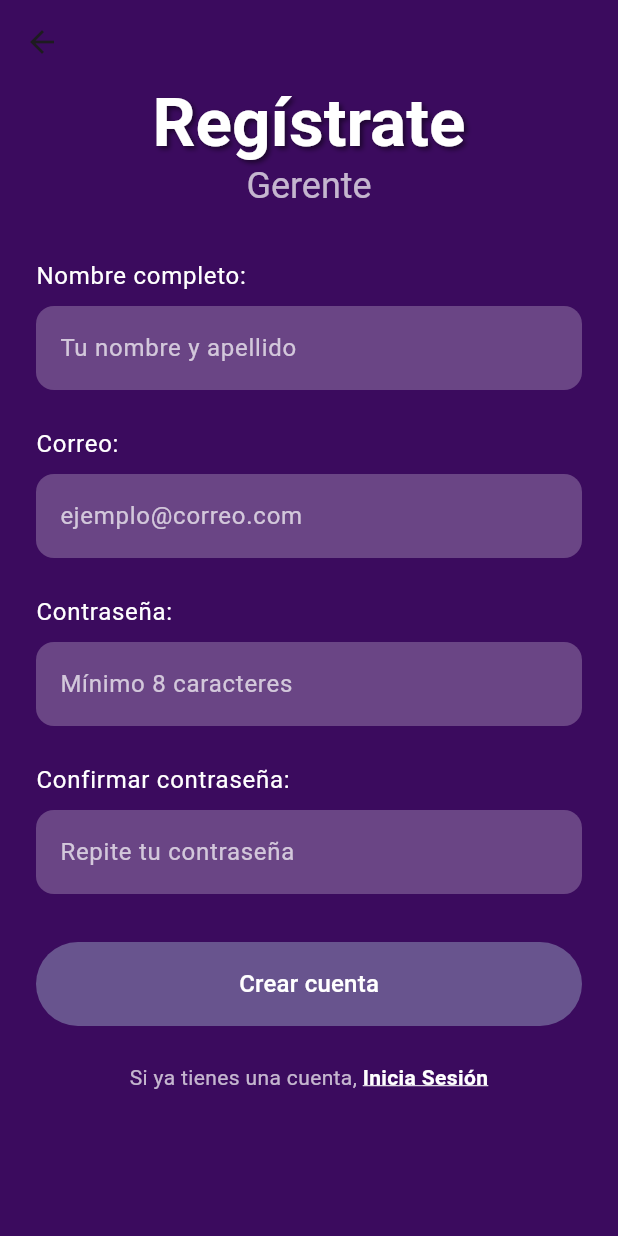
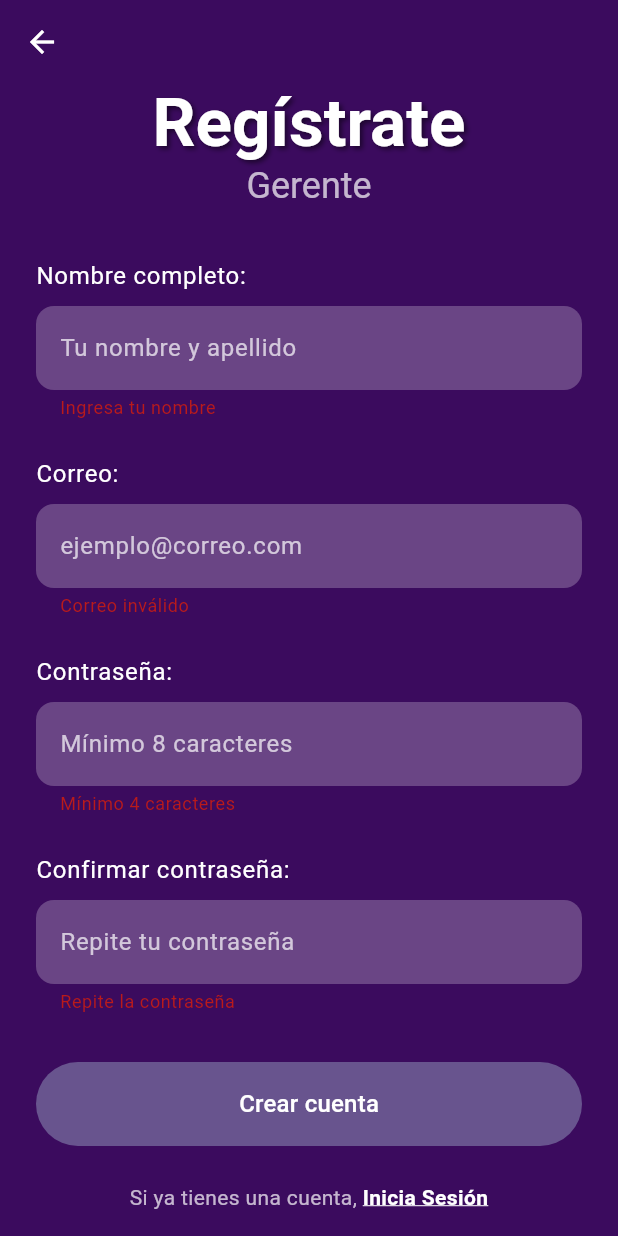
Before and after one commit to fbrzz004/Turneo, a Flutter app: the RegistroGerenteScreen screen opened directly, after a tap on "Crear cuenta", on a phone screen of 412 x 824 dp. Run offline on Flutter 3.47's test engine with Material 3 defaults, Android fonts, the phone set to English and light mode, and no system bars; our stand-ins replace sqflite; accounts and stored records are empty.

Commit message:
Agregado login y registro de gerente

```diff
--- a/frontend/lib/registro/registro_gerente_screen.dart
+++ b/frontend/lib/registro/registro_gerente_screen.dart
@@ -4,38 +4,106 @@ import '../login/login_gerente_screen.dart';
 import '../models/gerente.dart';
 import '../services/gerente_service.dart';
 
-class RegistroGerenteScreen extends StatelessWidget {
+class RegistroGerenteScreen extends StatefulWidget {
   const RegistroGerenteScreen({super.key});
 
   @override
+  State<RegistroGerenteScreen> createState() => _RegistroGerenteScreenState();
+}
+
+class _RegistroGerenteScreenState extends State<RegistroGerenteScreen> {
+  // 1. Controladores para capturar el texto
+  final _nombreController = TextEditingController();
+  final _correoController = TextEditingController();
+  final _contrasenaController = TextEditingController();
+  final _confirmarController = TextEditingController();
+
+  // 2. Instancia del servicio
+  final _gerenteService = GerenteService();
+
+  // 3. Clave para validar el formulario
+  final _formKey = GlobalKey<FormState>();
+
+  // Función para registrar
+  Future<void> _registrar() async {
+    if (_formKey.currentState!.validate()) {
+      // Verificar que las contraseñas coincidan
+      if (_contrasenaController.text != _confirmarController.text) {
+        ScaffoldMessenger.of(context).showSnackBar(
+          const SnackBar(content: Text('Las contraseñas no coinciden')),
+        );
+        return;
+      }
+
+      try {
+        // Crear el objeto modelo
+        final nuevoGerente = Gerente(
+          nombre: _nombreController.text.trim(),
+          correo: _correoController.text.trim(),
+          contrasena: _contrasenaController.text.trim(),
+        );
+
+        // Guardar en SQLite
+        await _gerenteService.insertarGerente(nuevoGerente);
+
+        if (!mounted) return;
+
+        // Mostrar éxito
+        ScaffoldMessenger.of(context).showSnackBar(
+          const SnackBar(
+            content: Text('¡Cuenta creada con éxito! Inicia sesión.'),
+            backgroundColor: Colors.green,
+          ),
+        );
+
+        // Redirigir al Login
+        Navigator.pushReplacement(
+          context,
+          MaterialPageRoute(builder: (context) => const LoginGerenteScreen()),
+        );
+      } catch (e) {
+        ScaffoldMessenger.of(context).showSnackBar(
+          SnackBar(content: Text('Error al registrar: $e')),
+        );
+      }
+    }
+  }
+
+  @override
+  void dispose() {
+    // Limpiar controladores para evitar fugas de memoria
+    _nombreController.dispose();
+    _correoController.dispose();
+    _contrasenaController.dispose();
+    _confirmarController.dispose();
+    super.dispose();
+  }
+
+  @override
   Widget build(BuildContext context) {
-    // Obtenemos fácil acceso al tema de texto y colores de M3
     final textTheme = Theme.of(context).textTheme;
     final colorScheme = Theme.of(context).colorScheme;
 
     return Scaffold(
-      // 1. AppBar transparente para el botón de "atrás"
-      // Permite al usuario volver a la pantalla de bienvenida/inicio.
       appBar: AppBar(
         backgroundColor: Colors.transparent,
         elevation: 0,
+        leading: IconButton(
+          icon: const Icon(Icons.arrow_back, color: Colors.white),
+          onPressed: () => Navigator.of(context).pop(),
         ),
-      extendBodyBehindAppBar: true, // El fondo se extiende detrás del AppBar
-
-      // 2. Mismo fondo que las pantallas anteriores
+      ),
+      extendBodyBehindAppBar: true,
       backgroundColor: const Color(0xFF3B0B5E),
-
-      // 3. Usamos SingleChildScrollView para evitar que el teclado
-      // cause un "overflow".
       body: SingleChildScrollView(
         child: SafeArea(
           child: Padding(
             padding: const EdgeInsets.symmetric(horizontal: 24.0),
+            child: Form(
+              key: _formKey, // Asignamos la llave del formulario
               child: Column(
-              // Alineamos los labels ("Nombre completo:", "Correo:", etc.)
                 crossAxisAlignment: CrossAxisAlignment.stretch,
                 children: [
-                // 4. Título "Regístrate"
                   Text(
                     'Regístrate',
                     textAlign: TextAlign.center,
@@ -51,31 +119,30 @@ class RegistroGerenteScreen extends StatelessWidget {
                       ],
                     ),
                   ),
-
-                // 5. Subtítulo "Gerente"
                   Text(
                     'Gerente',
                     textAlign: TextAlign.center,
                     style: textTheme.headlineSmall?.copyWith(
-                    color: Colors.white70, // Un poco menos de énfasis
+                      color: Colors.white70,
                     ),
                   ),
                   const SizedBox(height: 32.0),
 
-                // 6. Formulario
                   // --- Nombre Completo ---
-                Text(
-                  'Nombre completo:',
-                  style: textTheme.bodyLarge?.copyWith(color: Colors.white),
-                ),
+                  Text('Nombre completo:',
+                      style: textTheme.bodyLarge?.copyWith(color: Colors.white)),
                   const SizedBox(height: 8.0),
                   TextFormField(
+                    controller: _nombreController,
+                    validator: (value) => value == null || value.isEmpty
+                        ? 'Ingresa tu nombre'
+                        : null,
                     keyboardType: TextInputType.name,
                     textCapitalization: TextCapitalization.words,
                     style: const TextStyle(color: Colors.white),
                     decoration: InputDecoration(
                       filled: true,
-                    fillColor: Colors.white24, // Mismo estilo que Login
+                      fillColor: Colors.white24,
                       hintText: 'Tu nombre y apellido',
                       hintStyle: TextStyle(color: Colors.white.withOpacity(0.7)),
                       border: OutlineInputBorder(
@@ -87,12 +154,14 @@ class RegistroGerenteScreen extends StatelessWidget {
                   const SizedBox(height: 24.0),
 
                   // --- Correo ---
-                Text(
-                  'Correo:',
-                  style: textTheme.bodyLarge?.copyWith(color: Colors.white),
-                ),
+                  Text('Correo:',
+                      style: textTheme.bodyLarge?.copyWith(color: Colors.white)),
                   const SizedBox(height: 8.0),
                   TextFormField(
+                    controller: _correoController,
+                    validator: (value) => value == null || !value.contains('@')
+                        ? 'Correo inválido'
+                        : null,
                     keyboardType: TextInputType.emailAddress,
                     style: const TextStyle(color: Colors.white),
                     decoration: InputDecoration(
@@ -109,12 +178,14 @@ class RegistroGerenteScreen extends StatelessWidget {
                   const SizedBox(height: 24.0),
 
                   // --- Contraseña ---
-                Text(
-                  'Contraseña:',
-                  style: textTheme.bodyLarge?.copyWith(color: Colors.white),
-                ),
+                  Text('Contraseña:',
+                      style: textTheme.bodyLarge?.copyWith(color: Colors.white)),
                   const SizedBox(height: 8.0),
                   TextFormField(
+                    controller: _contrasenaController,
+                    validator: (value) => value == null || value.length < 4
+                        ? 'Mínimo 4 caracteres' // SQLite no valida longitud, pero es buena UX
+                        : null,
                     obscureText: true,
                     style: const TextStyle(color: Colors.white),
                     decoration: InputDecoration(
@@ -131,12 +202,13 @@ class RegistroGerenteScreen extends StatelessWidget {
                   const SizedBox(height: 24.0),
 
                   // --- Confirmar Contraseña ---
-                Text(
-                  'Confirmar contraseña:',
-                  style: textTheme.bodyLarge?.copyWith(color: Colors.white),
-                ),
+                  Text('Confirmar contraseña:',
+                      style: textTheme.bodyLarge?.copyWith(color: Colors.white)),
                   const SizedBox(height: 8.0),
                   TextFormField(
+                    controller: _confirmarController,
+                    validator: (value) =>
+                    value == null || value.isEmpty ? 'Repite la contraseña' : null,
                     obscureText: true,
                     style: const TextStyle(color: Colors.white),
                     decoration: InputDecoration(
@@ -154,9 +226,7 @@ class RegistroGerenteScreen extends StatelessWidget {
 
                   // 7. Botón de Crear Cuenta
                   FilledButton(
-                  onPressed: () {
-
-                  },
+                    onPressed: _registrar, // Llamamos a la función lógica
                     style: FilledButton.styleFrom(
                       backgroundColor: colorScheme.primary,
                       foregroundColor: colorScheme.onPrimary,
@@ -186,12 +256,11 @@ class RegistroGerenteScreen extends StatelessWidget {
                           ),
                           recognizer: TapGestureRecognizer()
                             ..onTap = () {
-                            // Esta es la mejor UX: reemplaza la pantalla de
-                            // registro con la de login.
                               Navigator.pushReplacement(
                                 context,
                                 MaterialPageRoute(
-                                builder: (context) => const LoginGerenteScreen(),
+                                  builder: (context) =>
+                                  const LoginGerenteScreen(),
                                 ),
                               );
                             },
@@ -205,6 +274,7 @@ class RegistroGerenteScreen extends StatelessWidget {
             ),
           ),
         ),
+      ),
     );
   }
 }
```
Also changed, not shown: frontend/lib/login/login_gerente_screen.dart (+98 -21 lines). Lines whose indentation alone changed are shown as unchanged.
